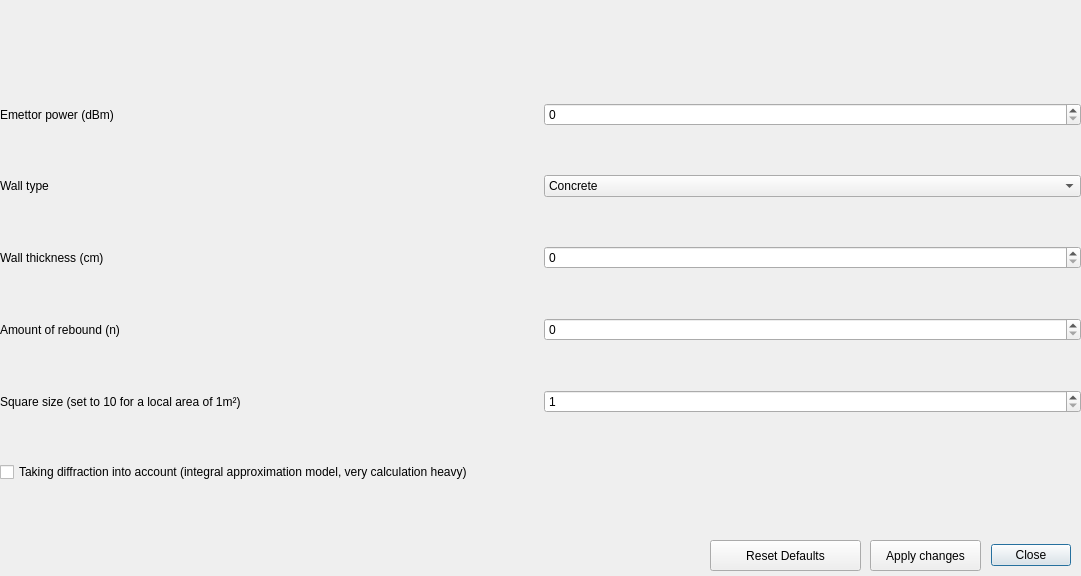
First picture: the form in settings.ui, repository amatepl/RayTracing2019, before the edit.
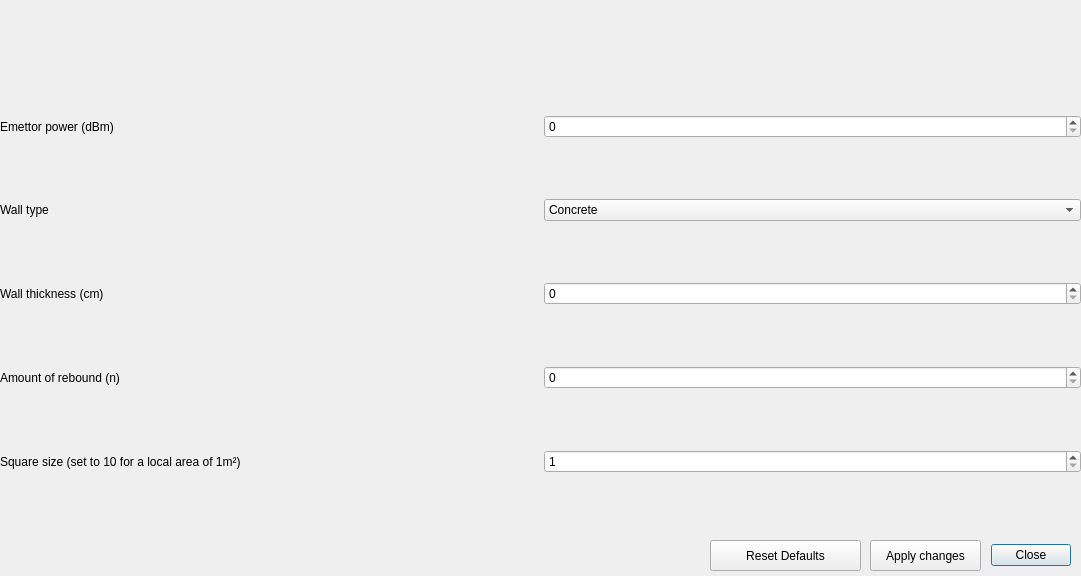
Second picture: the form after the edit.

Diff of the .ui file:
```diff
--- a/settings.ui
+++ b/settings.ui
@@ -124,16 +124,6 @@
       </property>
      </widget>
     </item>
-    <item row="7" column="1">
-     <widget class="QCheckBox" name="diffractBox">
-      <property name="text">
-       <string>Taking diffraction into account (integral approximation model, very calculation heavy)</string>
-      </property>
-      <property name="tristate">
-       <bool>true</bool>
-      </property>
-     </widget>
-    </item>
    </layout>
   </widget>
   <widget class="QPushButton" name="resetDefaultsButton">
```
